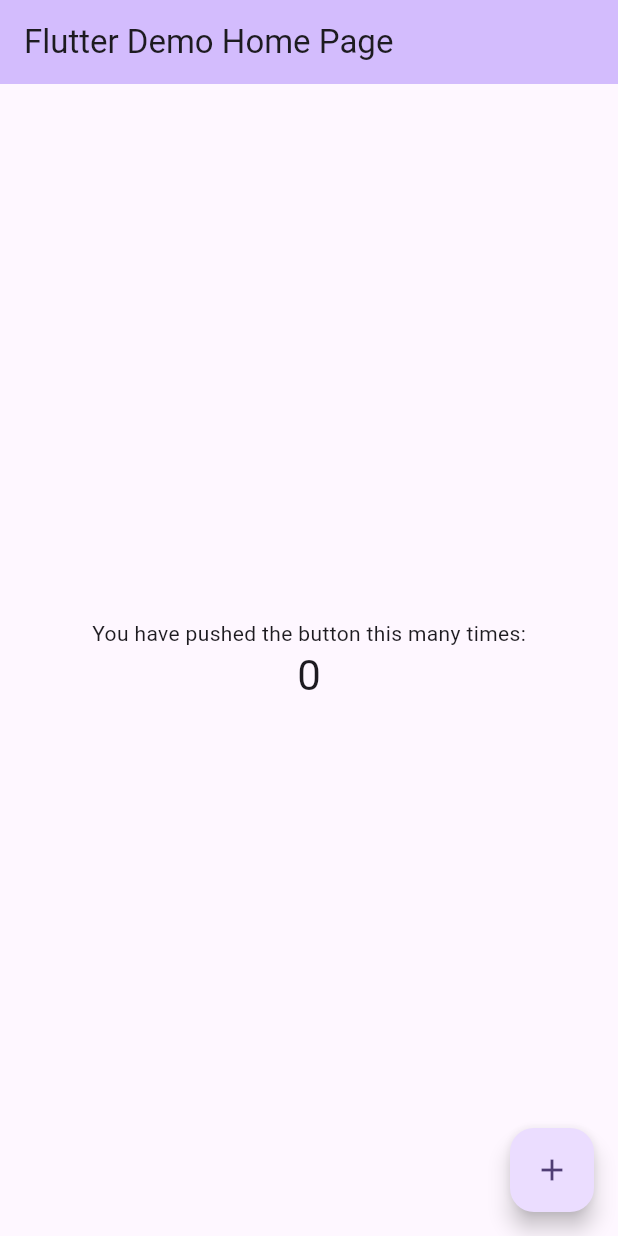
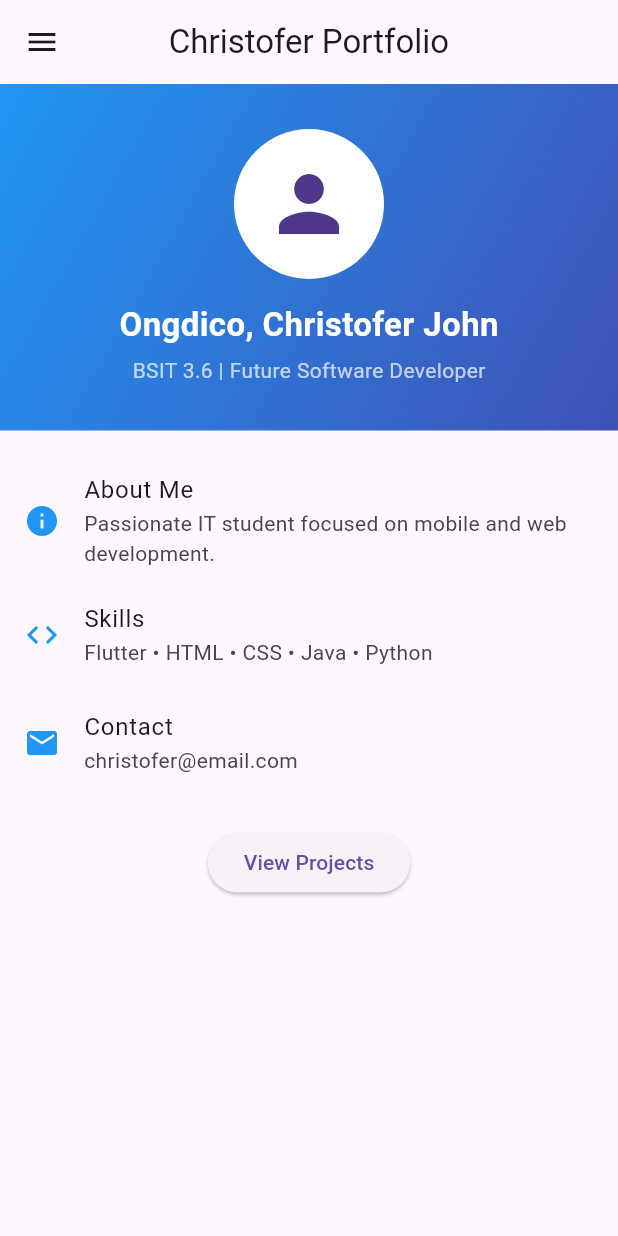
Before and after one commit to keinnyrogers/Week1_Lab-2, a Flutter app: the screen it shows after launch, on a phone screen of 412 x 824 dp. Run offline on Flutter 3.47's test engine with Material 3 defaults, Android fonts, the phone set to English and light mode, and no system bars.

Commit message:
Inintiial Commit

```diff
--- a/lib/main.dart
+++ b/lib/main.dart
@@ -7,115 +7,131 @@ void main() {
 class MyApp extends StatelessWidget {
   const MyApp({super.key});
 
-  // This widget is the root of your application.
   @override
   Widget build(BuildContext context) {
-    return MaterialApp(
-      title: 'Flutter Demo',
-      theme: ThemeData(
-        // This is the theme of your application.
-        //
-        // TRY THIS: Try running your application with "flutter run". You'll see
-        // the application has a purple toolbar. Then, without quitting the app,
-        // try changing the seedColor in the colorScheme below to Colors.green
-        // and then invoke "hot reload" (save your changes or press the "hot
-        // reload" button in a Flutter-supported IDE, or press "r" if you used
-        // the command line to start the app).
-        //
-        // Notice that the counter didn't reset back to zero; the application
-        // state is not lost during the reload. To reset the state, use hot
-        // restart instead.
-        //
-        // This works for code too, not just values: Most code changes can be
-        // tested with just a hot reload.
-        colorScheme: .fromSeed(seedColor: Colors.deepPurple),
-      ),
-      home: const MyHomePage(title: 'Flutter Demo Home Page'),
+    return const MaterialApp(
+      debugShowCheckedModeBanner: false,
+      home: HomePage(),
     );
   }
 }
 
-class MyHomePage extends StatefulWidget {
-  const MyHomePage({super.key, required this.title});
-
-  // This widget is the home page of your application. It is stateful, meaning
-  // that it has a State object (defined below) that contains fields that affect
-  // how it looks.
-
-  // This class is the configuration for the state. It holds the values (in this
-  // case the title) provided by the parent (in this case the App widget) and
-  // used by the build method of the State. Fields in a Widget subclass are
-  // always marked "final".
-
-  final String title;
-
-  @override
-  State<MyHomePage> createState() => _MyHomePageState();
-}
-
-class _MyHomePageState extends State<MyHomePage> {
-  int _counter = 0;
-
-  void _incrementCounter() {
-    setState(() {
-      // This call to setState tells the Flutter framework that something has
-      // changed in this State, which causes it to rerun the build method below
-      // so that the display can reflect the updated values. If we changed
-      // _counter without calling setState(), then the build method would not be
-      // called again, and so nothing would appear to happen.
-      _counter++;
-    });
-  }
+class HomePage extends StatelessWidget {
+  const HomePage({super.key});
 
   @override
   Widget build(BuildContext context) {
-    // This method is rerun every time setState is called, for instance as done
-    // by the _incrementCounter method above.
-    //
-    // The Flutter framework has been optimized to make rerunning build methods
-    // fast, so that you can just rebuild anything that needs updating rather
-    // than having to individually change instances of widgets.
     return Scaffold(
       appBar: AppBar(
-        // TRY THIS: Try changing the color here to a specific color (to
-        // Colors.amber, perhaps?) and trigger a hot reload to see the AppBar
-        // change color while the other colors stay the same.
-        backgroundColor: Theme.of(context).colorScheme.inversePrimary,
-        // Here we take the value from the MyHomePage object that was created by
-        // the App.build method, and use it to set our appbar title.
-        title: Text(widget.title),
+        title: const Text("Christofer Portfolio"),
+        centerTitle: true,
       ),
-      body: Center(
-        // Center is a layout widget. It takes a single child and positions it
-        // in the middle of the parent.
-        child: Column(
-          // Column is also a layout widget. It takes a list of children and
-          // arranges them vertically. By default, it sizes itself to fit its
-          // children horizontally, and tries to be as tall as its parent.
-          //
-          // Column has various properties to control how it sizes itself and
-          // how it positions its children. Here we use mainAxisAlignment to
-          // center the children vertically; the main axis here is the vertical
-          // axis because Columns are vertical (the cross axis would be
-          // horizontal).
-          //
-          // TRY THIS: Invoke "debug painting" (choose the "Toggle Debug Paint"
-          // action in the IDE, or press "p" in the console), to see the
-          // wireframe for each widget.
-          mainAxisAlignment: .center,
-          children: [
-            const Text('You have pushed the button this many times:'),
-            Text(
-              '$_counter',
-              style: Theme.of(context).textTheme.headlineMedium,
+      drawer: Drawer(
+        child: ListView(
+          children: const [
+            DrawerHeader(
+              decoration: BoxDecoration(color: Colors.blue),
+              child: Column(
+                mainAxisAlignment: MainAxisAlignment.center,
+                children: [
+                  CircleAvatar(
+                    radius: 35,
+                    backgroundColor: Colors.white,
+                    child: Icon(Icons.person, size: 40),
+                  ),
+                  SizedBox(height: 10),
+                  Text("Ongdico, Christofer John",
+                      style: TextStyle(color: Colors.white)),
+                ],
+              ),
+            ),
+            ListTile(
+              leading: Icon(Icons.home),
+              title: Text("Home"),
+            ),
+            ListTile(
+              leading: Icon(Icons.person),
+              title: Text("About"),
+            ),
+            ListTile(
+              leading: Icon(Icons.code),
+              title: Text("Skills"),
+            ),
+            ListTile(
+              leading: Icon(Icons.contact_mail),
+              title: Text("Contact"),
             ),
           ],
         ),
       ),
-      floatingActionButton: FloatingActionButton(
-        onPressed: _incrementCounter,
-        tooltip: 'Increment',
-        child: const Icon(Icons.add),
+      body: SingleChildScrollView(
+        child: Column(
+          children: [
+            Container(
+              width: double.infinity,
+              padding: const EdgeInsets.all(30),
+              decoration: const BoxDecoration(
+                gradient: LinearGradient(
+                  colors: [Colors.blue, Colors.indigo],
+                  begin: Alignment.topLeft,
+                  end: Alignment.bottomRight,
+                ),
+              ),
+              child: const Column(
+                children: [
+                  CircleAvatar(
+                    radius: 50,
+                    backgroundColor: Colors.white,
+                    child: Icon(Icons.person, size: 60),
+                  ),
+                  SizedBox(height: 15),
+                  Text(
+                    "Ongdico, Christofer John",
+                    style: TextStyle(
+                        fontSize: 22,
+                        color: Colors.white,
+                        fontWeight: FontWeight.bold),
+                  ),
+                  SizedBox(height: 5),
+                  Text(
+                    "BSIT 3.6 | Future Software Developer",
+                    style: TextStyle(color: Colors.white70),
+                  ),
+                ],
+              ),
+            ),
+
+            const SizedBox(height: 20),
+
+            const ListTile(
+              leading: Icon(Icons.info, color: Colors.blue),
+              title: Text("About Me"),
+              subtitle: Text(
+                  "Passionate IT student focused on mobile and web development."),
+            ),
+
+            const ListTile(
+              leading: Icon(Icons.code, color: Colors.blue),
+              title: Text("Skills"),
+              subtitle: Text("Flutter • HTML • CSS • Java • Python"),
+            ),
+
+            const ListTile(
+              leading: Icon(Icons.email, color: Colors.blue),
+              title: Text("Contact"),
+              subtitle: Text("christofer@email.com"),
+            ),
+
+            const SizedBox(height: 20),
+
+            ElevatedButton(
+              onPressed: () {},
+              child: const Text("View Projects"),
+            ),
+
+            const SizedBox(height: 30),
+          ],
+        ),
       ),
     );
   }
```
